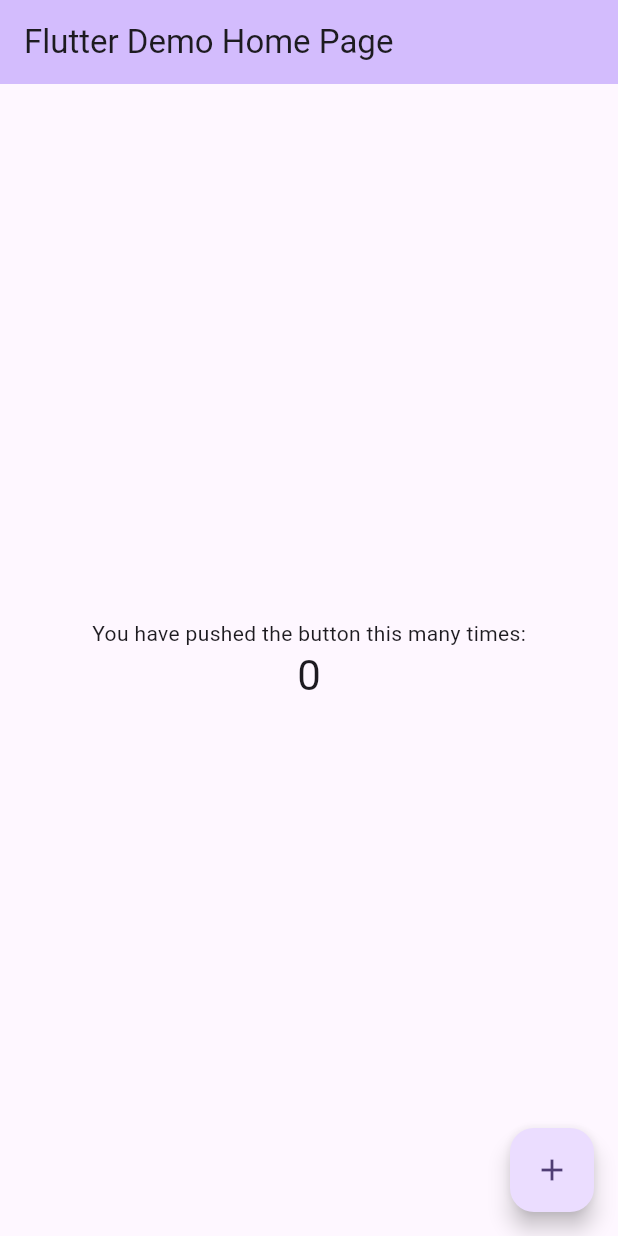
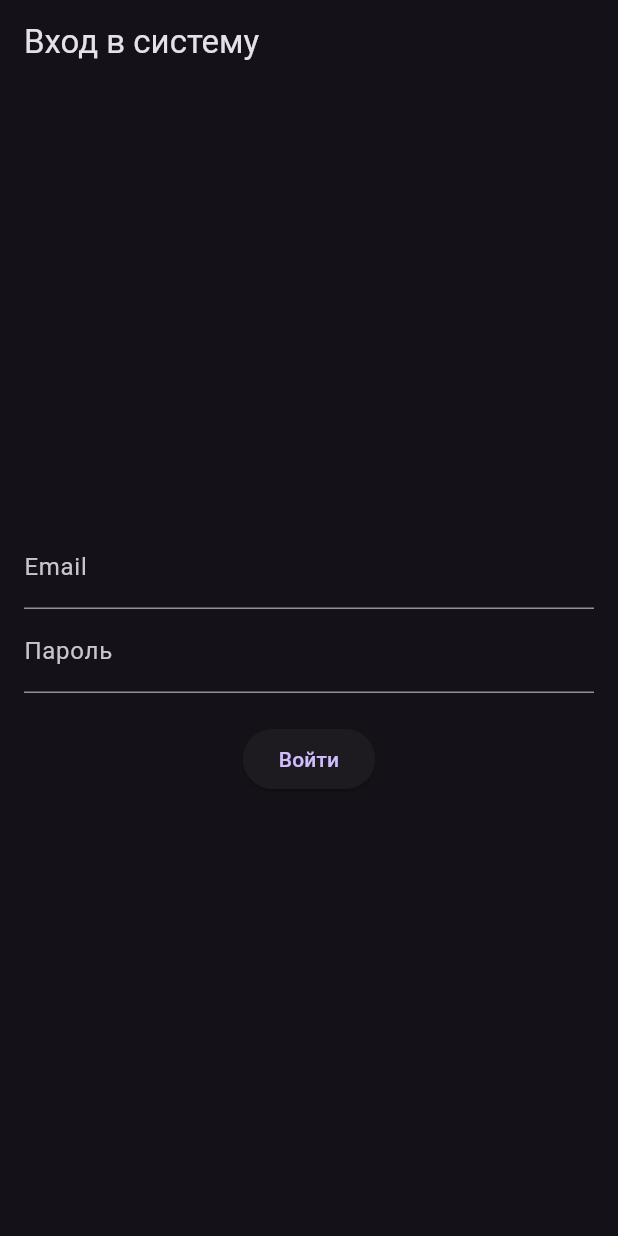
Before and after one commit to Own11/alerta, a Flutter app: the screen it shows after launch, on a phone screen of 412 x 824 dp. Run offline on Flutter 3.47's test engine with Material 3 defaults, Android fonts, the phone set to English and light mode, and no system bars; our stand-ins replace supabase_flutter; accounts and stored records are empty.

Commit message:
Полная структура проекта: alertaapp и alertaSite

```diff
--- /dev/null
+++ b/alertaapp/lib/AuthScreen.dart
@@ -0,0 +1,53 @@
+import 'package:flutter/material.dart';
+import 'main.dart';
+import 'HomeScreen.dart';
+
+class AuthScreen extends StatefulWidget {
+  const AuthScreen({super.key});
+
+  @override
+  State<AuthScreen> createState() => _AuthScreenState();
+}
+
+class _AuthScreenState extends State<AuthScreen> {
+  final _emailController = TextEditingController();
+  final _passwordController = TextEditingController();
+
+  Future<void> _signIn() async {
+    try {
+      await supabase.auth.signInWithPassword(
+        email: _emailController.text.trim(),
+        password: _passwordController.text.trim(),
+      );
+      if (mounted) {
+        Navigator.pushReplacement(
+          context,
+          MaterialPageRoute(builder: (context) => const HomeScreen()),
+        );
+      }
+    } catch (e) {
+      ScaffoldMessenger.of(context).showSnackBar(
+        SnackBar(content: Text('Ошибка входа: $e')),
+      );
+    }
+  }
+
+  @override
+  Widget build(BuildContext context) {
+    return Scaffold(
+      appBar: AppBar(title: const Text('Вход в систему')),
+      body: Padding(
+        padding: const EdgeInsets.all(16.0),
+        child: Column(
+          mainAxisAlignment: MainAxisAlignment.center,
+          children: [
+            TextField(controller: _emailController, decoration: const InputDecoration(labelText: 'Email')),
+            TextField(controller: _passwordController, decoration: const InputDecoration(labelText: 'Пароль'), obscureText: true),
+            const SizedBox(height: 20),
+            ElevatedButton(onPressed: _signIn, child: const Text('Войти')),
+          ],
+        ),
+      ),
+    );
+  }
+}
--- a/alertaapp/lib/main.dart
+++ b/alertaapp/lib/main.dart
@@ -1,122 +1,30 @@
 import 'package:flutter/material.dart';
+import 'package:supabase_flutter/supabase_flutter.dart';
+import 'AuthScreen.dart';
 
-void main() {
+void main() async {
+  WidgetsFlutterBinding.ensureInitialized();
+
+  await Supabase.initialize(
+    url: 'https://hzvxqpfxvmadtnypgcyp.supabase.co', // Вставьте ваш URL из Supabase
+    anonKey: 'sb_publishable_KWAcCR0DgW1EdhiCOxeC_g_bgCKD53S', // Вставьте ваш Anon Key из Supabase
+  );
+
   runApp(const MyApp());
 }
+
+// Глобальная переменная для работы с базой из любого файла
+final supabase = Supabase.instance.client;
 
 class MyApp extends StatelessWidget {
   const MyApp({super.key});
 
-  // This widget is the root of your application.
   @override
   Widget build(BuildContext context) {
     return MaterialApp(
-      title: 'Flutter Demo',
-      theme: ThemeData(
-        // This is the theme of your application.
-        //
-        // TRY THIS: Try running your application with "flutter run". You'll see
-        // the application has a purple toolbar. Then, without quitting the app,
-        // try changing the seedColor in the colorScheme below to Colors.green
-        // and then invoke "hot reload" (save your changes or press the "hot
-        // reload" button in a Flutter-supported IDE, or press "r" if you used
-        // the command line to start the app).
-        //
-        // Notice that the counter didn't reset back to zero; the application
-        // state is not lost during the reload. To reset the state, use hot
-        // restart instead.
-        //
-        // This works for code too, not just values: Most code changes can be
-        // tested with just a hot reload.
-        colorScheme: .fromSeed(seedColor: Colors.deepPurple),
-      ),
-      home: const MyHomePage(title: 'Flutter Demo Home Page'),
+      title: 'Server Monitor',
+      theme: ThemeData.dark(), // Красивая тёмная тема
+      home: const AuthScreen(),
     );
   }
 }
-
-class MyHomePage extends StatefulWidget {
-  const MyHomePage({super.key, required this.title});
-
-  // This widget is the home page of your application. It is stateful, meaning
-  // that it has a State object (defined below) that contains fields that affect
-  // how it looks.
-
-  // This class is the configuration for the state. It holds the values (in this
-  // case the title) provided by the parent (in this case the App widget) and
-  // used by the build method of the State. Fields in a Widget subclass are
-  // always marked "final".
-
-  final String title;
-
-  @override
-  State<MyHomePage> createState() => _MyHomePageState();
-}
-
-class _MyHomePageState extends State<MyHomePage> {
-  int _counter = 0;
-
-  void _incrementCounter() {
-    setState(() {
-      // This call to setState tells the Flutter framework that something has
-      // changed in this State, which causes it to rerun the build method below
-      // so that the display can reflect the updated values. If we changed
-      // _counter without calling setState(), then the build method would not be
-      // called again, and so nothing would appear to happen.
-      _counter++;
-    });
-  }
-
-  @override
-  Widget build(BuildContext context) {
-    // This method is rerun every time setState is called, for instance as done
-    // by the _incrementCounter method above.
-    //
-    // The Flutter framework has been optimized to make rerunning build methods
-    // fast, so that you can just rebuild anything that needs updating rather
-    // than having to individually change instances of widgets.
-    return Scaffold(
-      appBar: AppBar(
-        // TRY THIS: Try changing the color here to a specific color (to
-        // Colors.amber, perhaps?) and trigger a hot reload to see the AppBar
-        // change color while the other colors stay the same.
-        backgroundColor: Theme.of(context).colorScheme.inversePrimary,
-        // Here we take the value from the MyHomePage object that was created by
-        // the App.build method, and use it to set our appbar title.
-        title: Text(widget.title),
-      ),
-      body: Center(
-        // Center is a layout widget. It takes a single child and positions it
-        // in the middle of the parent.
-        child: Column(
-          // Column is also a layout widget. It takes a list of children and
-          // arranges them vertically. By default, it sizes itself to fit its
-          // children horizontally, and tries to be as tall as its parent.
-          //
-          // Column has various properties to control how it sizes itself and
-          // how it positions its children. Here we use mainAxisAlignment to
-          // center the children vertically; the main axis here is the vertical
-          // axis because Columns are vertical (the cross axis would be
-          // horizontal).
-          //
-          // TRY THIS: Invoke "debug painting" (choose the "Toggle Debug Paint"
-          // action in the IDE, or press "p" in the console), to see the
-          // wireframe for each widget.
-          mainAxisAlignment: .center,
-          children: [
-            const Text('You have pushed the button this many times:'),
-            Text(
-              '$_counter',
-              style: Theme.of(context).textTheme.headlineMedium,
-            ),
-          ],
-        ),
-      ),
-      floatingActionButton: FloatingActionButton(
-        onPressed: _incrementCounter,
-        tooltip: 'Increment',
-        child: const Icon(Icons.add),
-      ),
-    );
-  }
-}
--- a/alertaapp/pubspec.yaml
+++ b/alertaapp/pubspec.yaml
@@ -30,6 +30,9 @@ environment:
 dependencies:
   flutter:
     sdk: flutter
+
+  supabase_flutter: ^2.8.0
+  http: ^1.2.0
 
   # The following adds the Cupertino Icons font to your application.
   # Use with the CupertinoIcons class for iOS style icons.
```
Also changed, not shown: alertaapp/lib/AddLinksTab.dart (added, +65 -0 lines), alertaapp/lib/HomeScreen.dart (added, +44 -0 lines), alertaapp/lib/MenuTab.dart (added, +13 -0 lines), alertaapp/lib/StatusTab.dart (added, +63 -0 lines), alertaapp/pubspec.lock, 5 other files.
